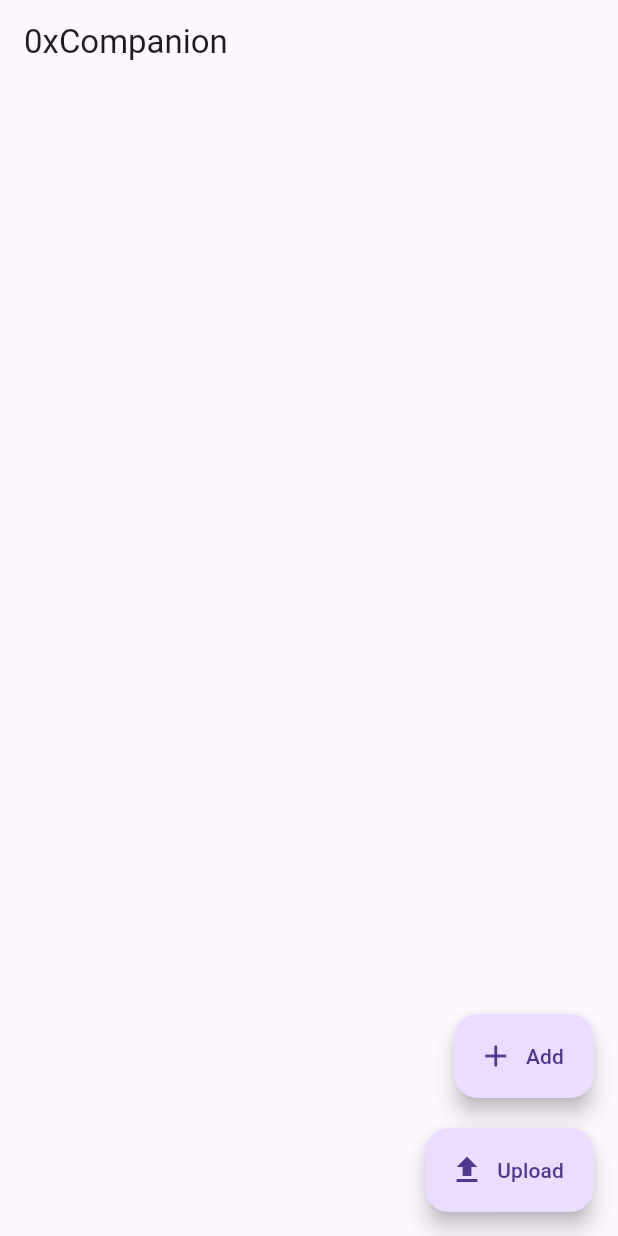
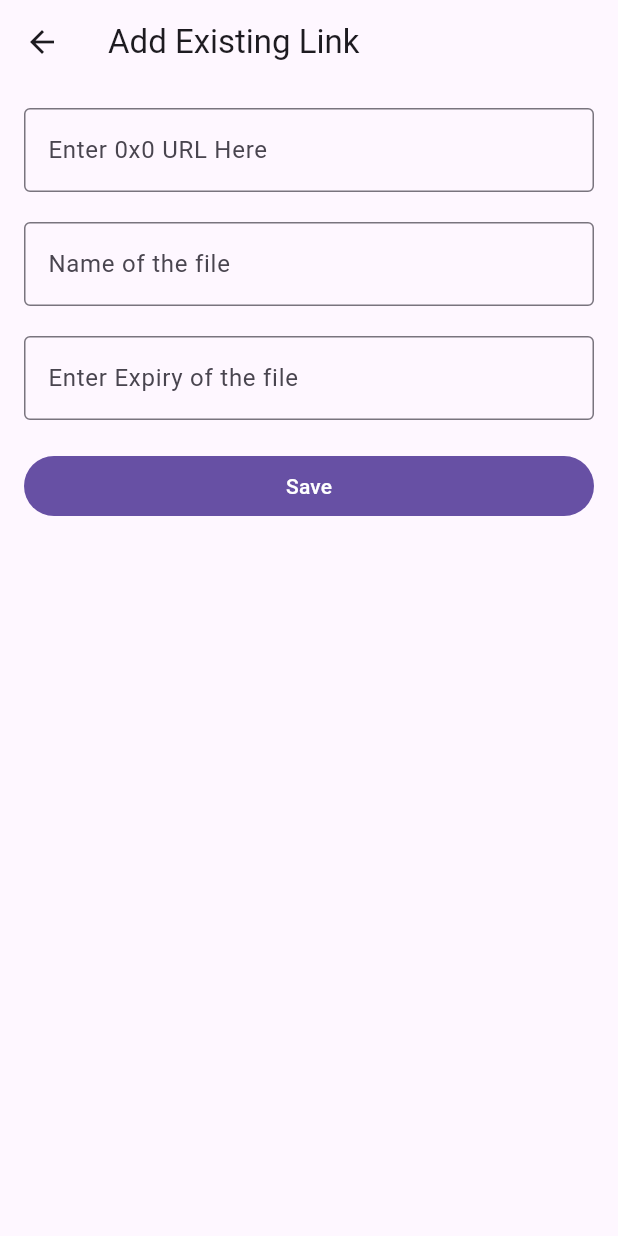
Before and after one commit to n1ved/0xC, a Flutter app: the screen it shows after launch, after a tap on "Add", on a phone screen of 412 x 824 dp. Run offline on Flutter 3.47's test engine with Material 3 defaults, Android fonts, the phone set to English and light mode, and no system bars; our stand-ins replace file_picker, hive_flutter; accounts and stored records are empty.

Commit message:
Create Add Page

```diff
--- a/lib/components/homescreen_bottom_sheet.dart
+++ b/lib/components/homescreen_bottom_sheet.dart
@@ -16,7 +16,7 @@ class HomescreenBottomSheet extends StatelessWidget {
         crossAxisAlignment: CrossAxisAlignment.stretch,
         children: [
           Text(
-            url.substring(0, url.length - 1),
+            url,
             style: const TextStyle(
               fontSize: 24.0,
             ),
@@ -53,7 +53,7 @@ class HomescreenBottomSheet extends StatelessWidget {
   }
 
   Future<void> _launchUrl() async {
-    final Uri _uri = Uri.parse(url.substring(0, url.length - 1));
+    final Uri _uri = Uri.parse(url);
     if (!await launchUrl(_uri)) {
       throw Exception('Could not launch $url');
     }
--- a/lib/main.dart
+++ b/lib/main.dart
@@ -1,5 +1,6 @@
 import 'package:flutter/material.dart';
 import 'package:hive_flutter/adapters.dart';
+import 'package:oxcompanion/screens/add.dart';
 import 'package:oxcompanion/screens/home.dart';
 import 'package:oxcompanion/screens/upload.dart';
 
@@ -10,6 +11,7 @@ void main() async {
     routes: {
       '/': (context) => HomeScreen(),
       '/upload': (context) => const UploadScreen(),
+      '/add': (context) => const AddScreen(),
     },
   ));
 }
--- a/lib/screens/add.dart
+++ b/lib/screens/add.dart
@@ -0,0 +1,90 @@
+import 'package:flutter/material.dart';
+import 'package:hive_flutter/hive_flutter.dart';
+import 'package:http/http.dart' as http;
+
+class AddScreen extends StatefulWidget {
+  const AddScreen({super.key});
+
+  @override
+  State<AddScreen> createState() => _AddScreenState();
+}
+
+class _AddScreenState extends State<AddScreen> {
+  final urlEditingController = TextEditingController();
+  final nameEditingController = TextEditingController();
+  final expiryEditingController = TextEditingController();
+  final _hiveBox = Hive.box('linkBox');
+  @override
+  void dispose() {
+    urlEditingController.dispose();
+    nameEditingController.dispose();
+    expiryEditingController.dispose();
+    super.dispose();
+  }
+
+  void writeDB({url, name, expiry}) {
+    _hiveBox.put(url, [url, name, expiry]);
+  }
+
+  @override
+  Widget build(BuildContext context) {
+    return Scaffold(
+      appBar: AppBar(
+        title: const Text("Add Existing Link"),
+      ),
+      body: Padding(
+        padding: const EdgeInsets.all(16.0),
+        child: Column(
+          crossAxisAlignment: CrossAxisAlignment.stretch,
+          children: [
+            TextField(
+              decoration: const InputDecoration(
+                border: OutlineInputBorder(),
+                hintText: "Enter 0x0 URL Here",
+              ),
+              controller: urlEditingController,
+            ),
+            Container(height: 20.0),
+            TextField(
+              decoration: const InputDecoration(
+                border: OutlineInputBorder(),
+                hintText: "Name of the file",
+              ),
+              controller: nameEditingController,
+            ),
+            Container(height: 20.0),
+            TextField(
+              decoration: const InputDecoration(
+                border: OutlineInputBorder(),
+                hintText: "Enter Expiry of the file",
+              ),
+              controller: expiryEditingController,
+            ),
+            Container(height: 20.0),
+            TextButton(
+              onPressed: () {
+                writeDB(
+                  url: urlEditingController.text,
+                  name: nameEditingController.text,
+                  expiry: expiryEditingController.text,
+                );
+                urlEditingController.clear();
+                nameEditingController.clear();
+                expiryEditingController.clear();
+                Navigator.pop(context);
+              },
+              style: ButtonStyle(
+                  backgroundColor: MaterialStateProperty.all<Color>(
+                      Theme.of(context).colorScheme.primary)),
+              child: Text(
+                "Save",
+                style:
+                    TextStyle(color: Theme.of(context).colorScheme.onPrimary),
+              ),
+            )
+          ],
+        ),
+      ),
+    );
+  }
+}
--- a/lib/screens/home.dart
+++ b/lib/screens/home.dart
@@ -54,7 +54,9 @@ class _HomeScreenState extends State<HomeScreen> {
           children: [
             FloatingActionButton.extended(
               heroTag: const Key("FABAddKey"),
-              onPressed: () {},
+              onPressed: () {
+                Navigator.pushNamed(context, '/add');
+              },
               label: const Text("Add"),
               icon: const Icon(Icons.add),
             ),
--- a/lib/screens/upload.dart
+++ b/lib/screens/upload.dart
@@ -30,7 +30,7 @@ class _UploadScreenState extends State<UploadScreen> {
   }
 
   void writeDB({url, name, expiry}) {
-    _hiveBox.put(_hiveBox.length + 1, [url, name, expiry]);
+    _hiveBox.put(url, [url, name, expiry]);
   }
 
   void uploadFiles() async {
@@ -50,13 +50,15 @@ class _UploadScreenState extends State<UploadScreen> {
             (int.parse(response.headers['x-expires']!)));
         String formattedDate = DateFormat('yMd').format(expiry);
         writeDB(
-            url: responseData.toString(),
+            url: responseData.toString().substring(0, responseData.length - 1),
             name: file.path.split('/').last,
             expiry: formattedDate);
         showModalBottomSheet(
             context: context,
             builder: (context) => DetailsBottomSheet(
-                  url: responseData,
+                  url: responseData
+                      .toString()
+                      .substring(0, responseData.length - 1),
                   expiry: formattedDate,
                 ));
       } else {
```
